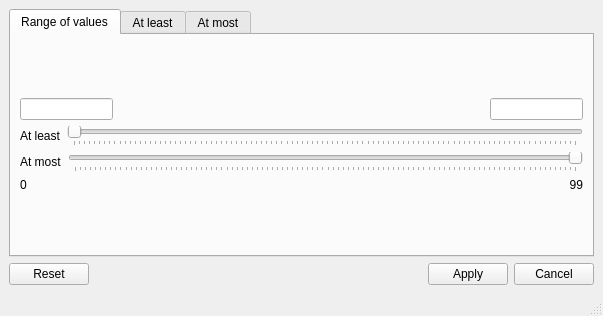
Above: filterMes.ui from ThanawatKMUTNB/DataViz before the change. Below: the same form after it.
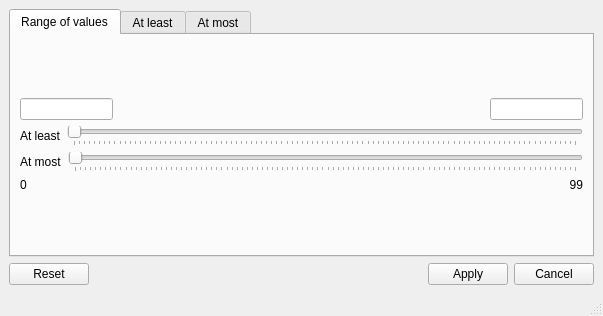
That is the form after the change.

Commit message: setup defalt mesfilter

The edit to the form file:
```diff
--- a/filterMes.ui
+++ b/filterMes.ui
@@ -122,7 +122,7 @@
           <item row="0" column="1">
            <widget class="QSlider" name="atMostSlider">
             <property name="layoutDirection">
-             <enum>Qt::RightToLeft</enum>
+             <enum>Qt::LeftToRight</enum>
             </property>
             <property name="styleSheet">
              <string notr="true">&quot;QSlider::groove:horizontal {background-color:red;}&quot;</string>
```
Left out of the diff: 2 changed lines with no effect on the pictures. The commit also changes 2 other files.
